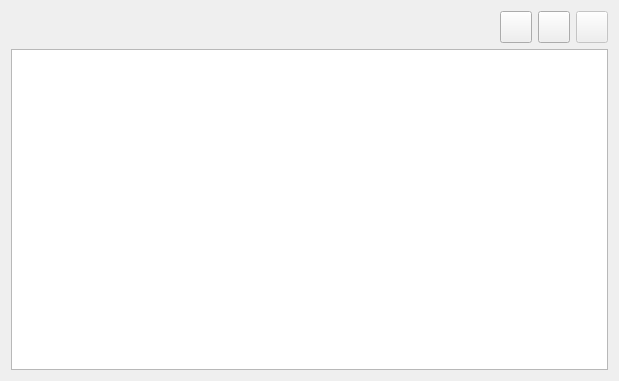
The window that ingresos_widget.ui (mdchaparror/QFinanzas) describes before a commit, drawn with Qt 5.
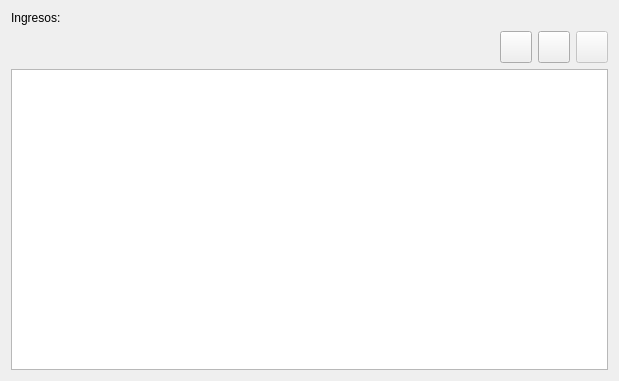
The same window after the commit. Icons and pictures are not drawn.

Patch:
```diff
--- a/ingresos_widget.ui
+++ b/ingresos_widget.ui
@@ -14,7 +14,26 @@
    <string>Form</string>
   </property>
   <layout class="QGridLayout" name="gridLayout">
-   <item row="0" column="0">
+   <item row="2" column="0">
+    <widget class="QTableView" name="tableIngresos">
+     <property name="sizePolicy">
+      <sizepolicy hsizetype="Expanding" vsizetype="Expanding">
+       <horstretch>0</horstretch>
+       <verstretch>0</verstretch>
+      </sizepolicy>
+     </property>
+     <property name="alternatingRowColors">
+      <bool>true</bool>
+     </property>
+     <property name="selectionBehavior">
+      <enum>QAbstractItemView::SelectRows</enum>
+     </property>
+     <property name="sortingEnabled">
+      <bool>true</bool>
+     </property>
+    </widget>
+   </item>
+   <item row="1" column="0">
     <layout class="QHBoxLayout" name="Layout_toolsIngresos">
      <item>
       <spacer name="horizontalSpacer_2">
@@ -121,22 +140,10 @@
      </item>
     </layout>
    </item>
-   <item row="1" column="0">
-    <widget class="QTableView" name="tableIngresos">
-     <property name="sizePolicy">
-      <sizepolicy hsizetype="Expanding" vsizetype="Expanding">
-       <horstretch>0</horstretch>
-       <verstretch>0</verstretch>
-      </sizepolicy>
-     </property>
-     <property name="alternatingRowColors">
-      <bool>true</bool>
-     </property>
-     <property name="selectionBehavior">
-      <enum>QAbstractItemView::SelectRows</enum>
-     </property>
-     <property name="sortingEnabled">
-      <bool>true</bool>
+   <item row="0" column="0">
+    <widget class="QLabel" name="label">
+     <property name="text">
+      <string>Ingresos:</string>
      </property>
     </widget>
    </item>
```
